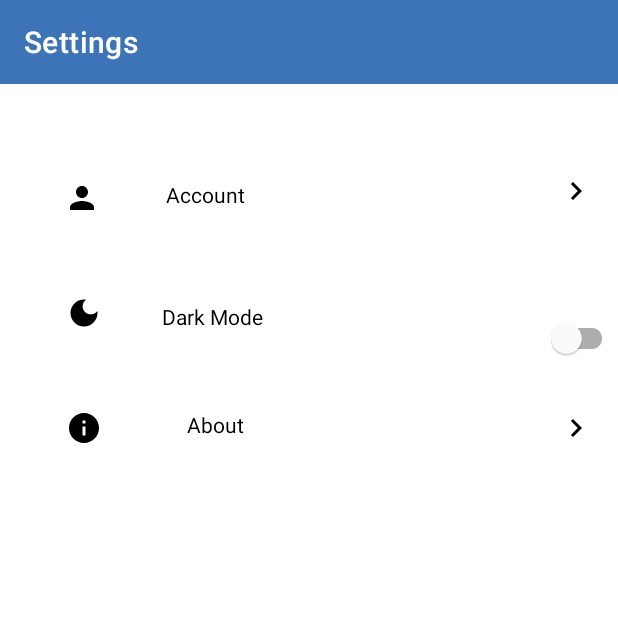
After one commit to averagephotographer/latech-nav-app, an Android app: the SettingsActivity screen opened directly, with no data from a screen before it, on a phone screen of 412 x 824 dp, the top half of it. The commit adds this screen. Run offline under Robolectric (Android 15) with nearby library versions, the phone set to English and light mode, and no system bars.

Commit message:
created the UI for the Settings, and implemented the Dark Mode feature

```diff
--- /dev/null
+++ b/app/src/main/java/com/example/navapp/AboutActivity.java
@@ -0,0 +1,28 @@
+package com.example.navapp;
+
+import androidx.appcompat.app.AppCompatActivity;
+import androidx.appcompat.app.AppCompatDelegate;
+
+import android.os.Bundle;
+
+public class AboutActivity extends AppCompatActivity {
+
+    @Override
+    protected void onCreate(Bundle savedInstanceState) {
+
+        //Check condition
+        if(AppCompatDelegate.getDefaultNightMode()== AppCompatDelegate.MODE_NIGHT_YES){
+            //When night mode is equal to yes
+            //Set dark theme
+            setTheme(R.style.Theme_NavApp_Night);
+        }else{
+            //When night mode is equal to no
+            //set light theme
+            setTheme(R.style.ThemeNavApp_Light);
+
+        }
+        super.onCreate(savedInstanceState);
+        setContentView(R.layout.activity_about);
+    }
+
+}
--- /dev/null
+++ b/app/src/main/java/com/example/navapp/AccountActivity.java
@@ -0,0 +1,14 @@
+package com.example.navapp;
+
+import androidx.appcompat.app.AppCompatActivity;
+
+import android.os.Bundle;
+
+public class AccountActivity extends AppCompatActivity {
+
+    @Override
+    protected void onCreate(Bundle savedInstanceState) {
+        super.onCreate(savedInstanceState);
+        setContentView(R.layout.activity_account);
+    }
+}
--- a/app/src/main/java/com/example/navapp/LoginActivity.java
+++ b/app/src/main/java/com/example/navapp/LoginActivity.java
@@ -27,7 +27,7 @@ public class LoginActivity extends AppCompatActivity {
             @Override
             public void onClick(View view) {
                 if(username.getText().toString().equals("Sadiat") && password.getText().toString().equals("oooo")){
-                    Intent intent = new Intent(LoginActivity.this, MapsActivity.class);
+                    Intent intent = new Intent(LoginActivity.this, SettingsActivity.class);
                     startActivity(intent);
                 }
                 else{
--- /dev/null
+++ b/app/src/main/java/com/example/navapp/SettingsActivity.java
@@ -0,0 +1,73 @@
+package com.example.navapp;
+
+import  androidx.appcompat.app.AppCompatActivity;
+import androidx.appcompat.app.AppCompatDelegate;
+import androidx.appcompat.widget.Toolbar;
+
+import android.content.Intent;
+import android.os.Bundle;
+import android.view.View;
+import android.widget.CompoundButton;
+import android.widget.ImageView;
+
+import com.google.android.material.switchmaterial.SwitchMaterial;
+
+
+public class SettingsActivity extends AppCompatActivity {
+    //Initialize variable
+    SwitchMaterial switch_btn;
+    ImageView about;
+
+    @Override
+    protected void onCreate(Bundle savedInstanceState) {
+        //Check condition
+        if(AppCompatDelegate.getDefaultNightMode()== AppCompatDelegate.MODE_NIGHT_YES){
+            //When night mode is equal to yes
+            //Set dark theme
+            setTheme(R.style.Theme_NavApp_Night);
+        }else{
+            //When night mode is equal to no
+            //set light theme
+            setTheme(R.style.ThemeNavApp_Light);
+
+        }
+        super.onCreate(savedInstanceState);
+        setContentView(R.layout.activity_settings);
+
+        // assign variables
+
+        Toolbar toolbar = findViewById(R.id.Toolbar);
+        setSupportActionBar(toolbar);
+
+        about = findViewById(R.id.right_arrow2);
+        switch_btn = findViewById(R.id.switch_mode);
+
+
+        about.setOnClickListener(new View.OnClickListener() {
+            @Override
+            public void onClick(View view) {
+                Intent intent = new Intent(SettingsActivity.this, AboutActivity.class);
+                startActivity(intent);
+            }
+        });
+
+        switch_btn.setOnCheckedChangeListener(new CompoundButton.OnCheckedChangeListener() {
+            @Override
+            public void onCheckedChanged(CompoundButton buttonView, boolean isChecked) {
+                //check condition
+                if (isChecked){
+                    //when switch button is checked
+                    //Set night mode
+                    AppCompatDelegate.setDefaultNightMode(AppCompatDelegate.MODE_NIGHT_YES);
+
+                }else{
+                    //When switch button is unchecked
+                    //Set light mode
+                    AppCompatDelegate.setDefaultNightMode(AppCompatDelegate.MODE_NIGHT_NO);
+                }
+            }
+        });
+
+
+    }
+}
--- /dev/null
+++ b/app/src/main/res/drawable/ic_info.xml
@@ -0,0 +1,5 @@
+<vector android:height="24dp" android:tint="#FFFFFF"
+    android:viewportHeight="24" android:viewportWidth="24"
+    android:width="24dp" xmlns:android="http://schemas.android.com/apk/res/android">
+    <path android:fillColor="@android:color/white" android:pathData="M12,2C6.48,2 2,6.48 2,12s4.48,10 10,10 10,-4.48 10,-10S17.52,2 12,2zM13,17h-2v-6h2v6zM13,9h-2L11,7h2v2z"/>
+</vector>
--- /dev/null
+++ b/app/src/main/res/drawable/ic_night.xml
@@ -0,0 +1,5 @@
+<vector android:height="24dp" android:tint="#FFFFFF"
+    android:viewportHeight="24" android:viewportWidth="24"
+    android:width="24dp" xmlns:android="http://schemas.android.com/apk/res/android">
+    <path android:fillColor="@android:color/white" android:pathData="M12,3c-4.97,0 -9,4.03 -9,9s4.03,9 9,9s9,-4.03 9,-9c0,-0.46 -0.04,-0.92 -0.1,-1.36c-0.98,1.37 -2.58,2.26 -4.4,2.26c-2.98,0 -5.4,-2.42 -5.4,-5.4c0,-1.81 0.89,-3.42 2.26,-4.4C12.92,3.04 12.46,3 12,3L12,3z"/>
+</vector>
--- /dev/null
+++ b/app/src/main/res/drawable/ic_person.xml
@@ -0,0 +1,5 @@
+<vector android:height="24dp" android:tint="#FFFFFF"
+    android:viewportHeight="24" android:viewportWidth="24"
+    android:width="24dp" xmlns:android="http://schemas.android.com/apk/res/android">
+    <path android:fillColor="@android:color/white" android:pathData="M12,12c2.21,0 4,-1.79 4,-4s-1.79,-4 -4,-4 -4,1.79 -4,4 1.79,4 4,4zM12,14c-2.67,0 -8,1.34 -8,4v2h16v-2c0,-2.66 -5.33,-4 -8,-4z"/>
+</vector>
--- /dev/null
+++ b/app/src/main/res/drawable/ic_right_arrow.xml
@@ -0,0 +1,5 @@
+<vector android:autoMirrored="true" android:height="24dp"
+    android:tint="#FFFFFF" android:viewportHeight="24"
+    android:viewportWidth="24" android:width="24dp" xmlns:android="http://schemas.android.com/apk/res/android">
+    <path android:fillColor="@android:color/white" android:pathData="M8.59,16.59L13.17,12 8.59,7.41 10,6l6,6 -6,6 -1.41,-1.41z"/>
+</vector>
--- /dev/null
+++ b/app/src/main/res/layout/activity_about.xml
@@ -0,0 +1,22 @@
+<?xml version="1.0" encoding="utf-8"?>
+<androidx.constraintlayout.widget.ConstraintLayout xmlns:android="http://schemas.android.com/apk/res/android"
+    xmlns:app="http://schemas.android.com/apk/res-auto"
+    xmlns:tools="http://schemas.android.com/tools"
+    android:layout_width="match_parent"
+    android:layout_height="match_parent"
+    android:background="?attr/background"
+    tools:context=".AboutActivity">
+
+    <TextView
+        android:id="@+id/textView"
+        android:layout_width="wrap_content"
+        android:layout_height="wrap_content"
+        android:text=""
+        android:textColor="?attr/textcolor"
+        app:layout_constraintBottom_toBottomOf="parent"
+        app:layout_constraintEnd_toEndOf="parent"
+        app:layout_constraintHorizontal_bias="0.11"
+        app:layout_constraintStart_toStartOf="parent"
+        app:layout_constraintTop_toTopOf="parent"
+        app:layout_constraintVertical_bias="0.112" />
+</androidx.constraintlayout.widget.ConstraintLayout>
--- /dev/null
+++ b/app/src/main/res/layout/activity_account.xml
@@ -0,0 +1,9 @@
+<?xml version="1.0" encoding="utf-8"?>
+<androidx.constraintlayout.widget.ConstraintLayout xmlns:android="http://schemas.android.com/apk/res/android"
+    xmlns:app="http://schemas.android.com/apk/res-auto"
+    xmlns:tools="http://schemas.android.com/tools"
+    android:layout_width="match_parent"
+    android:layout_height="match_parent"
+    tools:context=".AccountActivity">
+
+</androidx.constraintlayout.widget.ConstraintLayout>
--- /dev/null
+++ b/app/src/main/res/layout/activity_settings.xml
@@ -0,0 +1,138 @@
+<?xml version="1.0" encoding="utf-8"?>
+<androidx.constraintlayout.widget.ConstraintLayout xmlns:android="http://schemas.android.com/apk/res/android"
+    xmlns:app="http://schemas.android.com/apk/res-auto"
+    xmlns:tools="http://schemas.android.com/tools"
+    android:layout_width="match_parent"
+    android:layout_height="match_parent"
+    android:orientation="vertical"
+    android:background="?attr/background"
+    tools:context=".SettingsActivity">
+
+    <include
+        android:id="@+id/Toolbar"
+        layout="@layout/toolbar"
+        app:layout_constraintEnd_toEndOf="parent"
+        app:layout_constraintStart_toStartOf="parent"
+        app:layout_constraintTop_toTopOf="parent" />
+
+    <ImageView
+        android:id="@+id/user_icon"
+        android:layout_width="wrap_content"
+        android:layout_height="wrap_content"
+        android:paddingHorizontal="15dp"
+        app:layout_constraintBottom_toBottomOf="parent"
+        app:layout_constraintEnd_toEndOf="parent"
+        app:layout_constraintHorizontal_bias="0.077"
+        app:layout_constraintStart_toStartOf="parent"
+        app:layout_constraintTop_toBottomOf="@+id/Toolbar"
+        app:layout_constraintVertical_bias="0.086"
+        app:srcCompat="@drawable/ic_person"
+        app:tint="?attr/tint"/>
+
+    <TextView
+        android:id="@+id/textView4"
+        android:layout_width="wrap_content"
+        android:layout_height="wrap_content"
+        android:layout_marginStart="20dp"
+        android:layout_marginBottom="5dp"
+        android:text="Account"
+        android:textColor="?attr/textcolor"
+        app:layout_constraintBottom_toBottomOf="@+id/user_icon"
+        app:layout_constraintEnd_toStartOf="@+id/right_arrow1"
+        app:layout_constraintHorizontal_bias="0.041"
+        app:layout_constraintStart_toEndOf="@+id/user_icon"
+        app:layout_constraintTop_toTopOf="@+id/user_icon"
+        app:layout_constraintVertical_bias="0.0" />
+
+    <ImageView
+        android:id="@+id/right_arrow1"
+        android:layout_width="wrap_content"
+        android:layout_height="wrap_content"
+        android:layout_marginEnd="16dp"
+        app:layout_constraintBottom_toBottomOf="@+id/textView4"
+        app:layout_constraintEnd_toEndOf="parent"
+        app:layout_constraintTop_toTopOf="@+id/textView4"
+        app:layout_constraintVertical_bias="1.0"
+        app:srcCompat="@drawable/ic_right_arrow"
+        app:tint="?attr/tint" />
+
+    <ImageView
+        android:id="@+id/imageView5"
+        android:layout_width="wrap_content"
+        android:layout_height="wrap_content"
+        app:layout_constraintBottom_toBottomOf="parent"
+        app:layout_constraintEnd_toEndOf="parent"
+        app:layout_constraintHorizontal_bias="0.113"
+        app:layout_constraintStart_toStartOf="parent"
+        app:layout_constraintTop_toBottomOf="@+id/user_icon"
+        app:layout_constraintVertical_bias="0.08"
+        app:srcCompat="@drawable/ic_night"
+        app:tint="?attr/tint" />
+
+    <TextView
+        android:id="@+id/textView5"
+        android:layout_width="wrap_content"
+        android:layout_height="wrap_content"
+        android:layout_marginStart="40dp"
+        android:text="Dark Mode"
+        android:textColor="?attr/textcolor"
+        app:layout_constraintBottom_toBottomOf="@+id/imageView5"
+        app:layout_constraintEnd_toStartOf="@+id/switch_mode"
+        app:layout_constraintHorizontal_bias="0.0"
+        app:layout_constraintStart_toEndOf="@+id/imageView5"
+        app:layout_constraintTop_toTopOf="@+id/imageView5"
+        app:layout_constraintVertical_bias="1.0" />
+
+    <com.google.android.material.switchmaterial.SwitchMaterial
+        android:id="@+id/switch_mode"
+        android:layout_width="wrap_content"
+        android:layout_height="wrap_content"
+        app:layout_constraintBottom_toBottomOf="@+id/textView5"
+        app:layout_constraintEnd_toEndOf="parent"
+        app:layout_constraintHorizontal_bias="1.0"
+        app:layout_constraintStart_toStartOf="parent"
+        app:layout_constraintTop_toTopOf="@+id/textView5"
+        app:layout_constraintVertical_bias="0.0"
+        tools:ignore="MissingConstraints" />
+
+    <ImageView
+        android:id="@+id/imageView6"
+        android:layout_width="wrap_content"
+        android:layout_height="wrap_content"
+        app:layout_constraintBottom_toBottomOf="parent"
+        app:layout_constraintEnd_toEndOf="parent"
+        app:layout_constraintHorizontal_bias="0.113"
+        app:layout_constraintStart_toStartOf="parent"
+        app:layout_constraintTop_toBottomOf="@+id/imageView5"
+        app:layout_constraintVertical_bias="0.091"
+        app:srcCompat="@drawable/ic_info"
+        app:tint = "?attr/tint"/>
+
+    <TextView
+        android:id="@+id/textView6"
+        android:layout_width="wrap_content"
+        android:layout_height="wrap_content"
+        android:text="About"
+        android:textColor="?attr/textcolor"
+        app:layout_constraintBottom_toBottomOf="@+id/imageView6"
+        app:layout_constraintEnd_toEndOf="parent"
+        app:layout_constraintHorizontal_bias="0.185"
+        app:layout_constraintStart_toEndOf="@+id/imageView6"
+        app:layout_constraintTop_toTopOf="@+id/imageView6"
+        app:layout_constraintVertical_bias="0.0" />
+
+    <ImageView
+        android:id="@+id/right_arrow2"
+        android:layout_width="wrap_content"
+        android:layout_height="wrap_content"
+        app:layout_constraintBottom_toBottomOf="@+id/textView6"
+        app:layout_constraintEnd_toEndOf="parent"
+        app:layout_constraintHorizontal_bias="0.929"
+        app:layout_constraintStart_toEndOf="@+id/textView6"
+        app:layout_constraintTop_toTopOf="@+id/textView6"
+        app:layout_constraintVertical_bias="0.0"
+        app:srcCompat="@drawable/ic_right_arrow"
+        app:tint = "?attr/tint" />
+
+
+</androidx.constraintlayout.widget.ConstraintLayout>
--- a/app/src/main/res/layout/activity_sign_options.xml
+++ b/app/src/main/res/layout/activity_sign_options.xml
@@ -40,9 +40,10 @@
         android:textColor="@color/white"
         app:layout_constraintBottom_toBottomOf="parent"
         app:layout_constraintEnd_toEndOf="parent"
-        app:layout_constraintHorizontal_bias="0.554"
+        app:layout_constraintHorizontal_bias="0.557"
         app:layout_constraintStart_toStartOf="parent"
-        app:layout_constraintTop_toBottomOf="@+id/sign_up" />
+        app:layout_constraintTop_toBottomOf="@+id/sign_up"
+        app:layout_constraintVertical_bias="1.0" />
 
     <TextView
         android:id="@+id/frgt_pass"
--- /dev/null
+++ b/app/src/main/res/layout/toolbar.xml
@@ -0,0 +1,11 @@
+<?xml version="1.0" encoding="utf-8"?>
+<androidx.appcompat.widget.Toolbar xmlns:android="http://schemas.android.com/apk/res/android"
+    android:layout_width="match_parent"
+    android:layout_height="wrap_content"
+    android:background="#3D74B8"
+    android:theme = "@style/ThemeOverlay.AppCompat.Dark.ActionBar"
+    android:popupTheme = "@style/ThemeOverlay.AppCompat.Light"
+    >
+
+
+</androidx.appcompat.widget.Toolbar>
--- a/app/src/main/res/values-night/themes.xml
+++ b/app/src/main/res/values-night/themes.xml
@@ -1,6 +1,6 @@
 <resources xmlns:tools="http://schemas.android.com/tools">
     <!-- Base application theme. -->
-    <style name="Theme.NavApp" parent="Theme.MaterialComponents.DayNight.NoActionBar">
+    <style name="Theme_NavApp_Night" parent="Theme.MaterialComponents.DayNight.NoActionBar">
         <!-- Primary brand color. -->
         <item name="colorPrimary">@color/purple_200</item>
         <item name="colorPrimaryVariant">@color/purple_700</item>
@@ -12,5 +12,9 @@
         <!-- Status bar color. -->
         <item name="android:statusBarColor" tools:targetApi="l">?attr/colorPrimaryVariant</item>
         <!-- Customize your theme here. -->
+
+        <item name = "background">@android:color/black</item>
+        <item name = "textcolor">@android:color/white</item>
+        <item name = "tint">@android:color/white</item>
     </style>
 </resources>
--- /dev/null
+++ b/app/src/main/res/values/attrs.xml
@@ -0,0 +1,11 @@
+<?xml version="1.0" encoding="utf-8"?>
+<resources>
+    <declare-styleable name="dark_theme">
+        <attr name = "background" formart = "color"/>
+        <attr name = "textcolor" format = "color"/>
+        <attr name = "tint"  format = "color"/>
+
+    </declare-styleable>
+
+
+</resources>
--- a/app/src/main/res/values/colors.xml
+++ b/app/src/main/res/values/colors.xml
@@ -5,9 +5,10 @@
     <color name="purple_700">#FF3700B3</color>
     <color name="teal_200">#FF03DAC5</color>
     <color name="teal_700">#FF018786</color>
-    <color name="black">#FF000000</color>
+    <color name="black">#000000</color>
     <color name="white">#FFFFFFFF</color>
     <color name="red">#D2372C</color>
     <color name="colorblue">#2196F3</color>
     <color name="blue">#3D74B8</color>
+
 </resources>
--- a/app/src/main/res/values/themes.xml
+++ b/app/src/main/res/values/themes.xml
@@ -1,6 +1,6 @@
 <resources xmlns:tools="http://schemas.android.com/tools">
     <!-- Base application theme. -->
-    <style name="Theme.NavApp" parent="Theme.MaterialComponents.DayNight.NoActionBar">
+    <style name="ThemeNavApp_Light" parent="Theme.MaterialComponents.DayNight.NoActionBar">
         <!-- Primary brand color. -->
         <item name="colorPrimary">@color/purple_500</item>
         <item name="colorPrimaryVariant">@color/purple_700</item>
@@ -12,5 +12,9 @@
         <!-- Status bar color. -->
         <item name="android:statusBarColor" tools:targetApi="l">?attr/colorPrimaryVariant</item>
         <!-- Customize your theme here. -->
+
+        <item name = "background">@android:color/white</item>
+        <item name = "textcolor">@android:color/black</item>
+        <item name = "tint">@android:color/black</item>
     </style>
 </resources>
```
Also changed, not shown: app/src/main/AndroidManifest.xml (+11 -1 lines).
